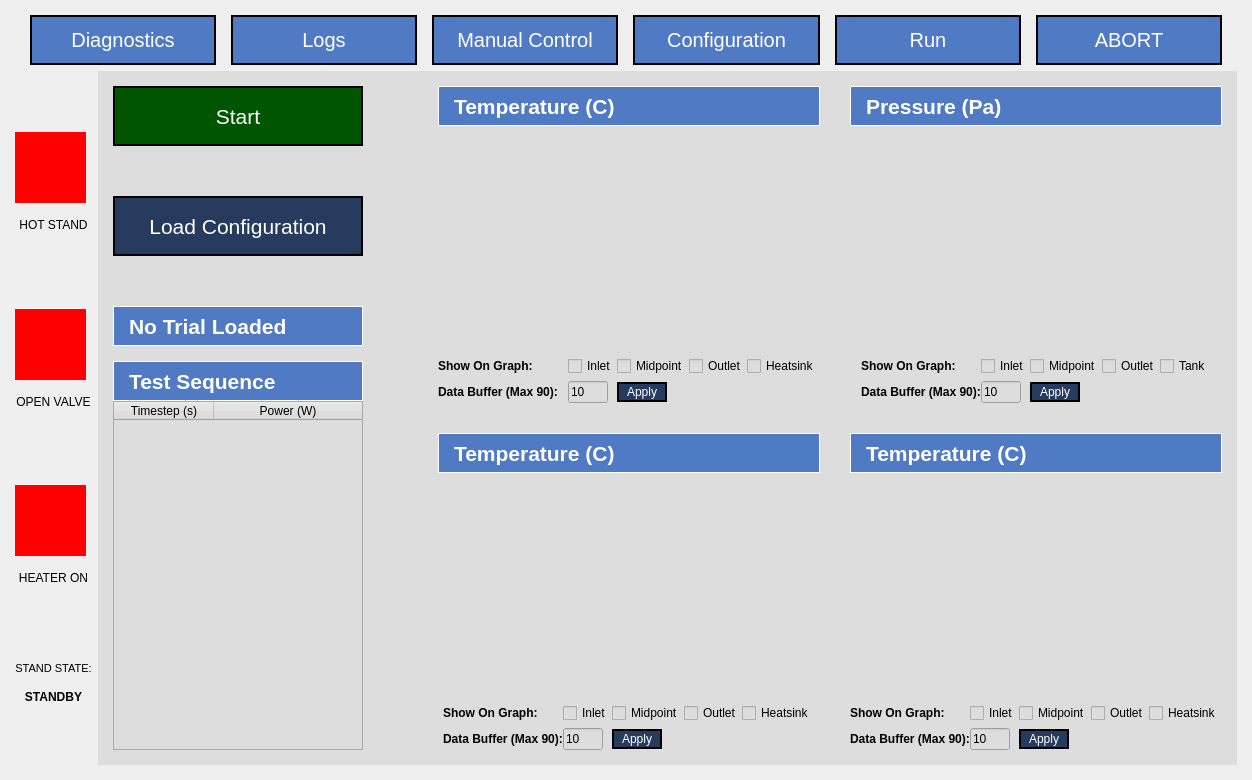
This is App/UI/QT5_Generated_UI.ui in osuntp/ntp as Qt 5 draws it before an edit. The edited form follows.
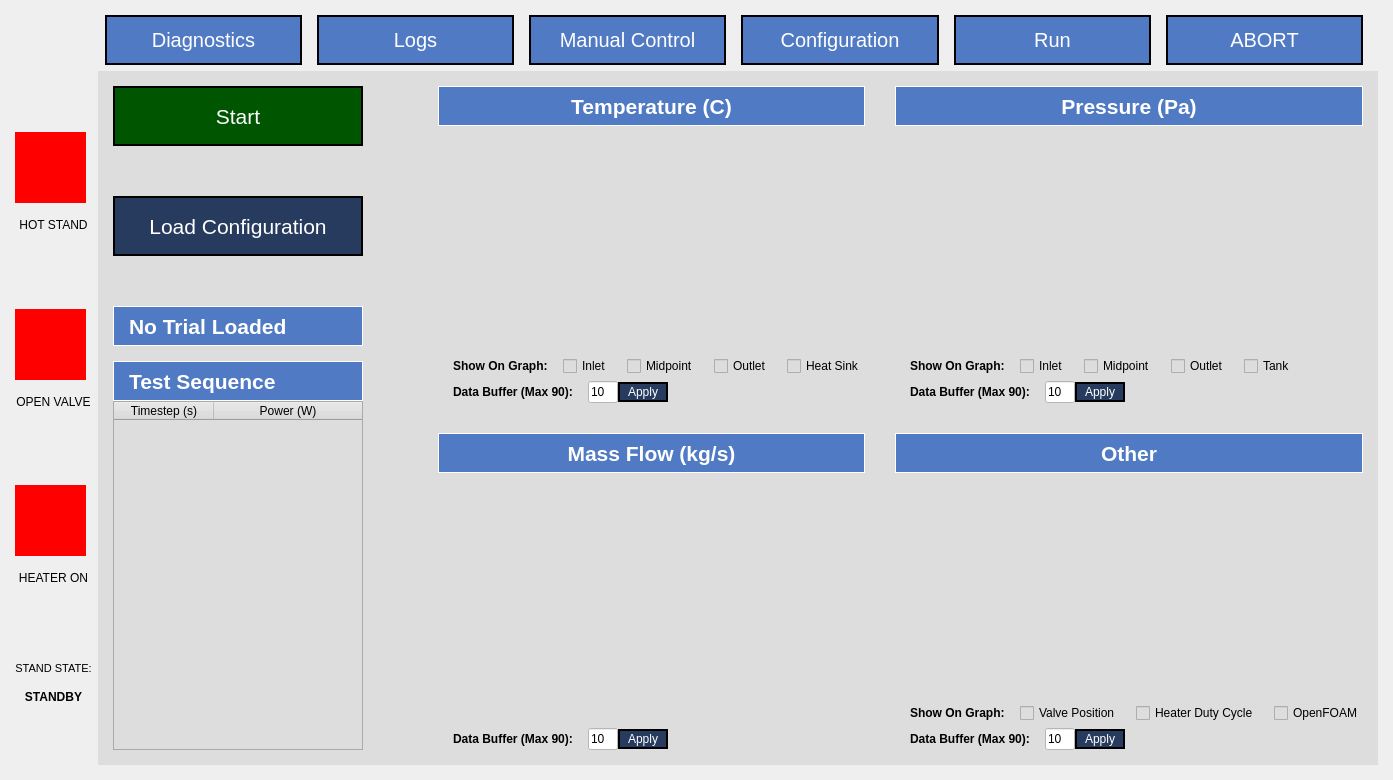
This is the edited form. Custom widgets are drawn as their Qt base class.

The edit to the form file:
```diff
--- a/App/UI/QT5_Generated_UI.ui
+++ b/App/UI/QT5_Generated_UI.ui
@@ -6,7 +6,7 @@
    <rect>
     <x>0</x>
     <y>0</y>
-    <width>1247</width>
+    <width>1373</width>
     <height>780</height>
    </rect>
   </property>
@@ -54,7 +54,7 @@
         </property>
         <property name="sizeHint" stdset="0">
          <size>
-          <width>15</width>
+          <width>90</width>
           <height>20</height>
          </size>
         </property>
@@ -2484,8 +2484,11 @@
                 <property name="text">
                  <string>Pressure (Pa)</string>
                 </property>
+                <property name="alignment">
+                 <set>Qt::AlignCenter</set>
+                </property>
                 <property name="indent">
-                 <number>15</number>
+                 <number>0</number>
                 </property>
                </widget>
               </item>
@@ -2506,71 +2509,117 @@
                </widget>
               </item>
               <item>
-               <layout class="QGridLayout" name="gridLayout_7">
-                <property name="topMargin">
-                 <number>15</number>
-                </property>
-                <property name="horizontalSpacing">
-                 <number>0</number>
-                </property>
-                <property name="verticalSpacing">
+               <layout class="QVBoxLayout" name="verticalLayout_15">
+                <property name="spacing">
                  <number>5</number>
                 </property>
-                <item row="0" column="6">
-                 <widget class="QCheckBox" name="checkBox_73">
+                <property name="topMargin">
+                 <number>15</number>
+                </property>
+                <item>
+                 <layout class="QHBoxLayout" name="horizontalLayout_20">
+                  <property name="spacing">
+                   <number>15</number>
+                  </property>
+                  <property name="leftMargin">
+                   <number>15</number>
+                  </property>
+                  <property name="topMargin">
+                   <number>0</number>
+                  </property>
+                  <property name="rightMargin">
+                   <number>0</number>
+                  </property>
+                  <property name="bottomMargin">
+                   <number>0</number>
+                  </property>
+                  <item>
+                   <widget class="QLabel" name="label_67">
+                    <property name="font">
+                     <font>
+                      <weight>75</weight>
+                      <bold>true</bold>
+                     </font>
+                    </property>
+                    <property name="text">
+                     <string>Show On Graph:</string>
+                    </property>
+                   </widget>
+                  </item>
+                  <item>
+                   <widget class="QCheckBox" name="checkBox_97">
+                    <property name="text">
+                     <string>Inlet</string>
+                    </property>
+                   </widget>
+                  </item>
+                  <item>
+                   <widget class="QCheckBox" name="checkBox_98">
+                    <property name="text">
+                     <string>Midpoint</string>
+                    </property>
+                   </widget>
+                  </item>
+                  <item>
+                   <widget class="QCheckBox" name="checkBox_99">
+                    <property name="text">
+                     <string>Outlet</string>
+                    </property>
+                   </widget>
+                  </item>
+                  <item>
+                   <widget class="QCheckBox" name="checkBox_100">
                   <property name="text">
                    <string>Tank</string>
                   </property>
                  </widget>
                 </item>
-                <item row="0" column="5">
-                 <widget class="QCheckBox" name="checkBox_74">
-                  <property name="text">
-                   <string>Outlet</string>
-                  </property>
-                 </widget>
-                </item>
-                <item row="0" column="3">
-                 <widget class="QCheckBox" name="checkBox_75">
-                  <property name="text">
-                   <string>Inlet</string>
-                  </property>
-                 </widget>
-                </item>
-                <item row="0" column="4">
-                 <widget class="QCheckBox" name="checkBox_76">
-                  <property name="text">
-                   <string>Midpoint</string>
-                  </property>
-                 </widget>
-                </item>
-                <item row="1" column="3">
-                 <widget class="QLineEdit" name="lineEdit_11">
-                  <property name="sizePolicy">
-                   <sizepolicy hsizetype="Fixed" vsizetype="Fixed">
-                    <horstretch>0</horstretch>
-                    <verstretch>0</verstretch>
-                   </sizepolicy>
+                  <item>
+                   <spacer name="horizontalSpacer_49">
+                    <property name="orientation">
+                     <enum>Qt::Horizontal</enum>
+                    </property>
+                    <property name="sizeType">
+                     <enum>QSizePolicy::Expanding</enum>
+                    </property>
+                    <property name="sizeHint" stdset="0">
+                     <size>
+                      <width>0</width>
+                      <height>20</height>
+                     </size>
+                    </property>
+                   </spacer>
+                  </item>
+                 </layout>
+                </item>
+                <item>
+                 <layout class="QHBoxLayout" name="horizontalLayout_21">
+                  <property name="spacing">
+                   <number>0</number>
                   </property>
+                  <property name="leftMargin">
+                   <number>15</number>
+                  </property>
+                  <property name="topMargin">
+                   <number>0</number>
+                  </property>
+                  <property name="bottomMargin">
+                   <number>0</number>
+                  </property>
+                  <item>
+                   <widget class="QLabel" name="label_68">
                   <property name="minimumSize">
                    <size>
-                    <width>40</width>
+                      <width>135</width>
                     <height>0</height>
                    </size>
                   </property>
                   <property name="maximumSize">
                    <size>
-                    <width>40</width>
+                      <width>135</width>
                     <height>16777215</height>
                    </size>
                   </property>
-                  <property name="text">
-                   <string>10</string>
-                  </property>
-                 </widget>
-                </item>
-                <item row="1" column="2">
-                 <widget class="QLabel" name="label_54">
                   <property name="font">
                    <font>
                     <weight>75</weight>
@@ -2582,8 +2631,36 @@
                   </property>
                  </widget>
                 </item>
-                <item row="1" column="4">
-                 <widget class="QPushButton" name="pushButton_11">
+                  <item>
+                   <widget class="QLineEdit" name="lineEdit_17">
+                    <property name="sizePolicy">
+                     <sizepolicy hsizetype="Fixed" vsizetype="Fixed">
+                      <horstretch>0</horstretch>
+                      <verstretch>0</verstretch>
+                     </sizepolicy>
+                    </property>
+                    <property name="minimumSize">
+                     <size>
+                      <width>30</width>
+                      <height>0</height>
+                     </size>
+                    </property>
+                    <property name="maximumSize">
+                     <size>
+                      <width>20</width>
+                      <height>16777215</height>
+                     </size>
+                    </property>
+                    <property name="styleSheet">
+                     <string notr="true">background-color: rgb(255, 255, 255);</string>
+                    </property>
+                    <property name="text">
+                     <string>10</string>
+                    </property>
+                   </widget>
+                  </item>
+                  <item>
+                   <widget class="QPushButton" name="pushButton_17">
                   <property name="sizePolicy">
                    <sizepolicy hsizetype="Fixed" vsizetype="Fixed">
                     <horstretch>0</horstretch>
@@ -2606,8 +2683,8 @@
                   </property>
                  </widget>
                 </item>
-                <item row="1" column="10">
-                 <spacer name="horizontalSpacer_37">
+                  <item>
+                   <spacer name="horizontalSpacer_50">
                   <property name="orientation">
                    <enum>Qt::Horizontal</enum>
                   </property>
@@ -2622,34 +2699,7 @@
                   </property>
                  </spacer>
                 </item>
-                <item row="0" column="2">
-                 <widget class="QLabel" name="label_55">
-                  <property name="font">
-                   <font>
-                    <weight>75</weight>
-                    <bold>true</bold>
-                   </font>
-                  </property>
-                  <property name="text">
-                   <string>Show On Graph:</string>
-                  </property>
-                 </widget>
-                </item>
-                <item row="1" column="0">
-                 <spacer name="horizontalSpacer_38">
-                  <property name="orientation">
-                   <enum>Qt::Horizontal</enum>
-                  </property>
-                  <property name="sizeType">
-                   <enum>QSizePolicy::Expanding</enum>
-                  </property>
-                  <property name="sizeHint" stdset="0">
-                   <size>
-                    <width>0</width>
-                    <height>20</height>
-                   </size>
-                  </property>
-                 </spacer>
+                 </layout>
                 </item>
                </layout>
               </item>
@@ -2691,8 +2741,11 @@
                 <property name="text">
                  <string>Temperature (C)</string>
                 </property>
+                <property name="alignment">
+                 <set>Qt::AlignCenter</set>
+                </property>
                 <property name="indent">
-                 <number>15</number>
+                 <number>0</number>
                 </property>
                </widget>
               </item>
@@ -2713,46 +2766,130 @@
                </widget>
               </item>
               <item>
-               <layout class="QGridLayout" name="gridLayout_5">
-                <property name="topMargin">
-                 <number>15</number>
-                </property>
-                <property name="horizontalSpacing">
-                 <number>0</number>
-                </property>
-                <property name="verticalSpacing">
+               <layout class="QVBoxLayout" name="verticalLayout_7">
+                <property name="spacing">
                  <number>5</number>
                 </property>
-                <item row="0" column="6">
-                 <widget class="QCheckBox" name="checkBox_6">
-                  <property name="text">
-                   <string>Heatsink</string>
-                  </property>
-                 </widget>
-                </item>
-                <item row="0" column="5">
-                 <widget class="QCheckBox" name="checkBox">
+                <property name="topMargin">
+                 <number>15</number>
+                </property>
+                <item>
+                 <layout class="QHBoxLayout" name="horizontalLayout_10">
+                  <property name="spacing">
+                   <number>15</number>
+                  </property>
+                  <property name="leftMargin">
+                   <number>15</number>
+                  </property>
+                  <property name="topMargin">
+                   <number>0</number>
+                  </property>
+                  <property name="rightMargin">
+                   <number>0</number>
+                  </property>
+                  <property name="bottomMargin">
+                   <number>0</number>
+                  </property>
+                  <item>
+                   <widget class="QLabel" name="label_56">
+                    <property name="font">
+                     <font>
+                      <weight>75</weight>
+                      <bold>true</bold>
+                     </font>
+                    </property>
                   <property name="text">
-                   <string>Outlet</string>
+                     <string>Show On Graph:</string>
                   </property>
                  </widget>
                 </item>
-                <item row="0" column="3">
-                 <widget class="QCheckBox" name="checkBox_2">
+                  <item>
+                   <widget class="QCheckBox" name="checkBox_77">
                   <property name="text">
                    <string>Inlet</string>
                   </property>
                  </widget>
                 </item>
-                <item row="0" column="4">
-                 <widget class="QCheckBox" name="checkBox_5">
+                  <item>
+                   <widget class="QCheckBox" name="checkBox_78">
                   <property name="text">
                    <string>Midpoint</string>
                   </property>
                  </widget>
                 </item>
-                <item row="1" column="3">
-                 <widget class="QLineEdit" name="lineEdit">
+                  <item>
+                   <widget class="QCheckBox" name="checkBox_79">
+                    <property name="text">
+                     <string>Outlet</string>
+                    </property>
+                   </widget>
+                  </item>
+                  <item>
+                   <widget class="QCheckBox" name="checkBox_80">
+                    <property name="text">
+                     <string>Heat Sink</string>
+                    </property>
+                   </widget>
+                  </item>
+                  <item>
+                   <spacer name="horizontalSpacer_39">
+                    <property name="orientation">
+                     <enum>Qt::Horizontal</enum>
+                    </property>
+                    <property name="sizeType">
+                     <enum>QSizePolicy::Expanding</enum>
+                    </property>
+                    <property name="sizeHint" stdset="0">
+                     <size>
+                      <width>0</width>
+                      <height>20</height>
+                     </size>
+                    </property>
+                   </spacer>
+                  </item>
+                 </layout>
+                </item>
+                <item>
+                 <layout class="QHBoxLayout" name="horizontalLayout_13">
+                  <property name="spacing">
+                   <number>0</number>
+                  </property>
+                  <property name="leftMargin">
+                   <number>15</number>
+                  </property>
+                  <property name="topMargin">
+                   <number>0</number>
+                  </property>
+                  <property name="bottomMargin">
+                   <number>0</number>
+                  </property>
+                  <item>
+                   <widget class="QLabel" name="label_58">
+                    <property name="minimumSize">
+                     <size>
+                      <width>135</width>
+                      <height>0</height>
+                     </size>
+                    </property>
+                    <property name="maximumSize">
+                     <size>
+                      <width>135</width>
+                      <height>16777215</height>
+                     </size>
+                    </property>
+                    <property name="font">
+                     <font>
+                      <weight>75</weight>
+                      <bold>true</bold>
+                     </font>
+                    </property>
+                    <property name="text">
+                     <string>Data Buffer (Max 90):</string>
+                    </property>
+                   </widget>
+                  </item>
+                  <item>
+                   <widget class="QLineEdit" name="lineEdit_12">
                   <property name="sizePolicy">
                    <sizepolicy hsizetype="Fixed" vsizetype="Fixed">
                     <horstretch>0</horstretch>
@@ -2761,42 +2898,26 @@
                   </property>
                   <property name="minimumSize">
                    <size>
-                    <width>40</width>
+                      <width>30</width>
                     <height>0</height>
                    </size>
                   </property>
                   <property name="maximumSize">
                    <size>
-                    <width>40</width>
+                      <width>20</width>
                     <height>16777215</height>
                    </size>
                   </property>
+                    <property name="styleSheet">
+                     <string notr="true">background-color: rgb(255, 255, 255);</string>
+                    </property>
                   <property name="text">
                    <string>10</string>
                   </property>
                  </widget>
                 </item>
-                <item row="1" column="2">
-                 <widget class="QLabel" name="label_3">
-                  <property name="sizePolicy">
-                   <sizepolicy hsizetype="Fixed" vsizetype="Fixed">
-                    <horstretch>0</horstretch>
-                    <verstretch>0</verstretch>
-                   </sizepolicy>
-                  </property>
-                  <property name="font">
-                   <font>
-                    <weight>75</weight>
-                    <bold>true</bold>
-                   </font>
-                  </property>
-                  <property name="text">
-                   <string>Data Buffer (Max 90):   </string>
-                  </property>
-                 </widget>
-                </item>
-                <item row="1" column="4">
-                 <widget class="QPushButton" name="pushButton">
+                  <item>
+                   <widget class="QPushButton" name="pushButton_12">
                   <property name="sizePolicy">
                    <sizepolicy hsizetype="Fixed" vsizetype="Fixed">
                     <horstretch>0</horstretch>
@@ -2819,8 +2940,8 @@
                   </property>
                  </widget>
                 </item>
-                <item row="1" column="10">
-                 <spacer name="horizontalSpacer_10">
+                  <item>
+                   <spacer name="horizontalSpacer_40">
                   <property name="orientation">
                    <enum>Qt::Horizontal</enum>
                   </property>
@@ -2835,34 +2956,7 @@
                   </property>
                  </spacer>
                 </item>
-                <item row="0" column="2">
-                 <widget class="QLabel" name="label_18">
-                  <property name="font">
-                   <font>
-                    <weight>75</weight>
-                    <bold>true</bold>
-                   </font>
-                  </property>
-                  <property name="text">
-                   <string>Show On Graph:</string>
-                  </property>
-                 </widget>
-                </item>
-                <item row="1" column="0">
-                 <spacer name="horizontalSpacer_9">
-                  <property name="orientation">
-                   <enum>Qt::Horizontal</enum>
-                  </property>
-                  <property name="sizeType">
-                   <enum>QSizePolicy::Expanding</enum>
-                  </property>
-                  <property name="sizeHint" stdset="0">
-                   <size>
-                    <width>0</width>
-                    <height>20</height>
-                   </size>
-                  </property>
-                 </spacer>
+                 </layout>
                 </item>
                </layout>
               </item>
@@ -2902,10 +2996,13 @@
 border: 1px solid white;</string>
                 </property>
                 <property name="text">
-                 <string>Temperature (C)</string>
+                 <string>Mass Flow (kg/s)</string>
+                </property>
+                <property name="alignment">
+                 <set>Qt::AlignCenter</set>
                 </property>
                 <property name="indent">
-                 <number>15</number>
+                 <number>0</number>
                 </property>
                </widget>
               </item>
@@ -2926,71 +3023,76 @@
                </widget>
               </item>
               <item>
-               <layout class="QGridLayout" name="gridLayout_6">
-                <property name="topMargin">
-                 <number>15</number>
-                </property>
-                <property name="horizontalSpacing">
-                 <number>0</number>
-                </property>
-                <property name="verticalSpacing">
+               <layout class="QVBoxLayout" name="verticalLayout_17">
+                <property name="spacing">
                  <number>5</number>
                 </property>
-                <item row="0" column="6">
-                 <widget class="QCheckBox" name="checkBox_69">
-                  <property name="text">
-                   <string>Heatsink</string>
-                  </property>
-                 </widget>
-                </item>
-                <item row="0" column="5">
-                 <widget class="QCheckBox" name="checkBox_70">
-                  <property name="text">
-                   <string>Outlet</string>
+                <property name="topMargin">
+                 <number>15</number>
+                </property>
+                <item>
+                 <layout class="QHBoxLayout" name="horizontalLayout_24">
+                  <property name="spacing">
+                   <number>15</number>
                   </property>
-                 </widget>
-                </item>
-                <item row="0" column="3">
-                 <widget class="QCheckBox" name="checkBox_71">
-                  <property name="text">
-                   <string>Inlet</string>
+                  <property name="leftMargin">
+                   <number>15</number>
                   </property>
-                 </widget>
-                </item>
-                <item row="0" column="4">
-                 <widget class="QCheckBox" name="checkBox_72">
-                  <property name="text">
-                   <string>Midpoint</string>
+                  <property name="topMargin">
+                   <number>0</number>
                   </property>
-                 </widget>
-                </item>
-                <item row="1" column="3">
-                 <widget class="QLineEdit" name="lineEdit_10">
-                  <property name="sizePolicy">
-                   <sizepolicy hsizetype="Fixed" vsizetype="Fixed">
-                    <horstretch>0</horstretch>
-                    <verstretch>0</verstretch>
-                   </sizepolicy>
+                  <property name="rightMargin">
+                   <number>0</number>
+                  </property>
+                  <property name="bottomMargin">
+                   <number>0</number>
+                  </property>
+                  <item>
+                   <spacer name="horizontalSpacer_53">
+                    <property name="orientation">
+                     <enum>Qt::Horizontal</enum>
+                    </property>
+                    <property name="sizeType">
+                     <enum>QSizePolicy::Expanding</enum>
+                    </property>
+                    <property name="sizeHint" stdset="0">
+                     <size>
+                      <width>0</width>
+                      <height>20</height>
+                     </size>
+                    </property>
+                   </spacer>
+                  </item>
+                 </layout>
+                </item>
+                <item>
+                 <layout class="QHBoxLayout" name="horizontalLayout_25">
+                  <property name="spacing">
+                   <number>0</number>
                   </property>
+                  <property name="leftMargin">
+                   <number>15</number>
+                  </property>
+                  <property name="topMargin">
+                   <number>0</number>
+                  </property>
+                  <property name="bottomMargin">
+                   <number>0</number>
+                  </property>
+                  <item>
+                   <widget class="QLabel" name="label_72">
                   <property name="minimumSize">
                    <size>
-                    <width>40</width>
+                      <width>135</width>
                     <height>0</height>
                    </size>
                   </property>
                   <property name="maximumSize">
                    <size>
-                    <width>40</width>
+                      <width>135</width>
                     <height>16777215</height>
                    </size>
                   </property>
-                  <property name="text">
-                   <string>10</string>
-                  </property>
-                 </widget>
-                </item>
-                <item row="1" column="2">
-                 <widget class="QLabel" name="label_52">
                   <property name="font">
                    <font>
                     <weight>75</weight>
@@ -3002,8 +3104,36 @@
                   </property>
                  </widget>
                 </item>
-                <item row="1" column="4">
-                 <widget class="QPushButton" name="pushButton_10">
+                  <item>
+                   <widget class="QLineEdit" name="lineEdit_19">
+                    <property name="sizePolicy">
+                     <sizepolicy hsizetype="Fixed" vsizetype="Fixed">
+                      <horstretch>0</horstretch>
+                      <verstretch>0</verstretch>
+                     </sizepolicy>
+                    </property>
+                    <property name="minimumSize">
+                     <size>
+                      <width>30</width>
+                      <height>0</height>
+                     </size>
+                    </property>
+                    <property name="maximumSize">
+                     <size>
+                      <width>20</width>
+                      <height>16777215</height>
+                     </size>
+                    </property>
+                    <property name="styleSheet">
+                     <string notr="true">background-color: rgb(255, 255, 255);</string>
+                    </property>
+                    <property name="text">
+                     <string>10</string>
+                    </property>
+                   </widget>
+                  </item>
+                  <item>
+                   <widget class="QPushButton" name="pushButton_19">
                   <property name="sizePolicy">
                    <sizepolicy hsizetype="Fixed" vsizetype="Fixed">
                     <horstretch>0</horstretch>
@@ -3026,8 +3156,8 @@
                   </property>
                  </widget>
                 </item>
-                <item row="1" column="10">
-                 <spacer name="horizontalSpacer_35">
+                  <item>
+                   <spacer name="horizontalSpacer_54">
                   <property name="orientation">
                    <enum>Qt::Horizontal</enum>
                   </property>
@@ -3042,34 +3172,7 @@
                   </property>
                  </spacer>
                 </item>
-                <item row="0" column="2">
-                 <widget class="QLabel" name="label_53">
-                  <property name="font">
-                   <font>
-                    <weight>75</weight>
-                    <bold>true</bold>
-                   </font>
-                  </property>
-                  <property name="text">
-                   <string>Show On Graph:</string>
-                  </property>
-                 </widget>
-                </item>
-                <item row="1" column="0">
-                 <spacer name="horizontalSpacer_36">
-                  <property name="orientation">
-                   <enum>Qt::Horizontal</enum>
-                  </property>
-                  <property name="sizeType">
-                   <enum>QSizePolicy::Expanding</enum>
-                  </property>
-                  <property name="sizeHint" stdset="0">
-                   <size>
-                    <width>0</width>
-                    <height>20</height>
-                   </size>
-                  </property>
-                 </spacer>
+                 </layout>
                 </item>
                </layout>
               </item>
@@ -3109,10 +3212,13 @@
 border: 1px solid white;</string>
                 </property>
                 <property name="text">
-                 <string>Temperature (C)</string>
+                 <string>Other</string>
+                </property>
+                <property name="alignment">
+                 <set>Qt::AlignCenter</set>
                 </property>
                 <property name="indent">
-                 <number>15</number>
+                 <number>0</number>
                 </property>
                </widget>
               </item>
@@ -3133,71 +3239,110 @@
                </widget>
               </item>
               <item>
-               <layout class="QGridLayout" name="gridLayout_10">
-                <property name="topMargin">
-                 <number>15</number>
-                </property>
-                <property name="horizontalSpacing">
-                 <number>0</number>
-                </property>
-                <property name="verticalSpacing">
+               <layout class="QVBoxLayout" name="verticalLayout_18">
+                <property name="spacing">
                  <number>5</number>
                 </property>
-                <item row="0" column="6">
-                 <widget class="QCheckBox" name="checkBox_85">
+                <property name="topMargin">
+                 <number>15</number>
+                </property>
+                <item>
+                 <layout class="QHBoxLayout" name="horizontalLayout_26">
+                  <property name="spacing">
+                   <number>15</number>
+                  </property>
+                  <property name="leftMargin">
+                   <number>15</number>
+                  </property>
+                  <property name="topMargin">
+                   <number>0</number>
+                  </property>
+                  <property name="rightMargin">
+                   <number>0</number>
+                  </property>
+                  <property name="bottomMargin">
+                   <number>0</number>
+                  </property>
+                  <item>
+                   <widget class="QLabel" name="label_73">
+                    <property name="font">
+                     <font>
+                      <weight>75</weight>
+                      <bold>true</bold>
+                     </font>
+                    </property>
                   <property name="text">
-                   <string>Heatsink</string>
+                     <string>Show On Graph:</string>
                   </property>
                  </widget>
                 </item>
-                <item row="0" column="5">
-                 <widget class="QCheckBox" name="checkBox_86">
+                  <item>
+                   <widget class="QCheckBox" name="checkBox_109">
                   <property name="text">
-                   <string>Outlet</string>
+                     <string>Valve Position</string>
                   </property>
                  </widget>
                 </item>
-                <item row="0" column="3">
-                 <widget class="QCheckBox" name="checkBox_87">
+                  <item>
+                   <widget class="QCheckBox" name="checkBox_110">
                   <property name="text">
-                   <string>Inlet</string>
+                     <string>Heater Duty Cycle</string>
                   </property>
                  </widget>
                 </item>
-                <item row="0" column="4">
-                 <widget class="QCheckBox" name="checkBox_88">
+                  <item>
+                   <widget class="QCheckBox" name="checkBox_111">
                   <property name="text">
-                   <string>Midpoint</string>
+                     <string>OpenFOAM</string>
                   </property>
                  </widget>
                 </item>
-                <item row="1" column="3">
-                 <widget class="QLineEdit" name="lineEdit_14">
-                  <property name="sizePolicy">
-                   <sizepolicy hsizetype="Fixed" vsizetype="Fixed">
-                    <horstretch>0</horstretch>
-                    <verstretch>0</verstretch>
-                   </sizepolicy>
-                  </property>
+                  <item>
+                   <spacer name="horizontalSpacer_55">
+                    <property name="orientation">
+                     <enum>Qt::Horizontal</enum>
+                    </property>
+                    <property name="sizeType">
+                     <enum>QSizePolicy::Expanding</enum>
+                    </property>
+                    <property name="sizeHint" stdset="0">
+                     <size>
+                      <width>0</width>
+                      <height>20</height>
+                     </size>
+                    </property>
+                   </spacer>
+                  </item>
+                 </layout>
+                </item>
+                <item>
+                 <layout class="QHBoxLayout" name="horizontalLayout_27">
+                  <property name="spacing">
+                   <number>0</number>
+                  </property>
+                  <property name="leftMargin">
+                   <number>15</number>
+                  </property>
+                  <property name="topMargin">
+                   <number>0</number>
+                  </property>
+                  <property name="bottomMargin">
+                   <number>0</number>
+                  </property>
+                  <item>
+                   <widget class="QLabel" name="label_74">
                   <property name="minimumSize">
                    <size>
-                    <width>40</width>
+                      <width>135</width>
                     <height>0</height>
                    </size>
                   </property>
                   <property name="maximumSize">
                    <size>
-                    <width>40</width>
+                      <width>135</width>
                     <height>16777215</height>
                    </size>
                   </property>
-                  <property name="text">
-                   <string>10</string>
-                  </property>
-                 </widget>
-                </item>
-                <item row="1" column="2">
-                 <widget class="QLabel" name="label_60">
                   <property name="font">
                    <font>
                     <weight>75</weight>
@@ -3209,8 +3354,36 @@
                   </property>
                  </widget>
                 </item>
-                <item row="1" column="4">
-                 <widget class="QPushButton" name="pushButton_14">
+                  <item>
+                   <widget class="QLineEdit" name="lineEdit_20">
+                    <property name="sizePolicy">
+                     <sizepolicy hsizetype="Fixed" vsizetype="Fixed">
+                      <horstretch>0</horstretch>
+                      <verstretch>0</verstretch>
+                     </sizepolicy>
+                    </property>
+                    <property name="minimumSize">
+                     <size>
+                      <width>30</width>
+                      <height>0</height>
+                     </size>
+                    </property>
+                    <property name="maximumSize">
+                     <size>
+                      <width>20</width>
+                      <height>16777215</height>
+                     </size>
+                    </property>
+                    <property name="styleSheet">
+                     <string notr="true">background-color: rgb(255, 255, 255);</string>
+                    </property>
+                    <property name="text">
+                     <string>10</string>
+                    </property>
+                   </widget>
+                  </item>
+                  <item>
+                   <widget class="QPushButton" name="pushButton_20">
                   <property name="sizePolicy">
                    <sizepolicy hsizetype="Fixed" vsizetype="Fixed">
                     <horstretch>0</horstretch>
@@ -3233,8 +3406,8 @@
                   </property>
                  </widget>
                 </item>
-                <item row="1" column="10">
-                 <spacer name="horizontalSpacer_43">
+                  <item>
+                   <spacer name="horizontalSpacer_56">
                   <property name="orientation">
                    <enum>Qt::Horizontal</enum>
                   </property>
@@ -3249,34 +3422,7 @@
                   </property>
                  </spacer>
                 </item>
-                <item row="0" column="2">
-                 <widget class="QLabel" name="label_61">
-                  <property name="font">
-                   <font>
-                    <weight>75</weight>
-                    <bold>true</bold>
-                   </font>
-                  </property>
-                  <property name="text">
-                   <string>Show On Graph:</string>
-                  </property>
-                 </widget>
-                </item>
-                <item row="1" column="0">
-                 <spacer name="horizontalSpacer_44">
-                  <property name="orientation">
-                   <enum>Qt::Horizontal</enum>
-                  </property>
-                  <property name="sizeType">
-                   <enum>QSizePolicy::Expanding</enum>
-                  </property>
-                  <property name="sizeHint" stdset="0">
-                   <size>
-                    <width>0</width>
-                    <height>20</height>
-                   </size>
-                  </property>
-                 </spacer>
+                 </layout>
                 </item>
                </layout>
               </item>
```
Left out of the diff: 8 changed lines with no effect on the pictures. Lines whose indentation alone changed are shown as unchanged.
